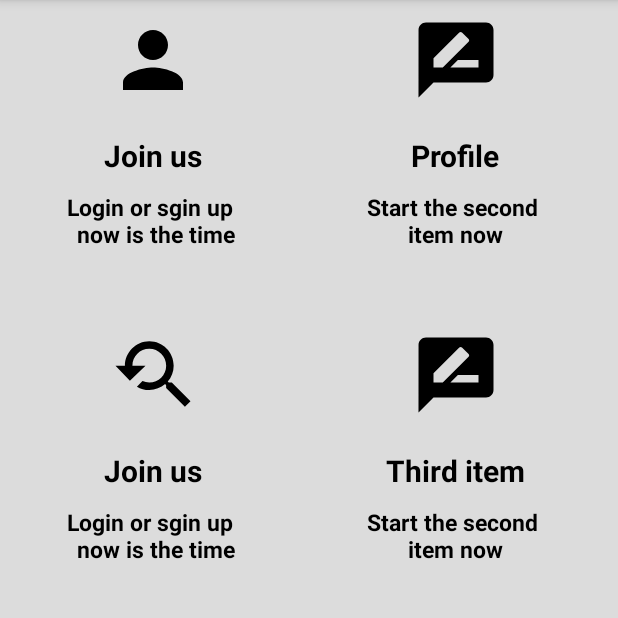
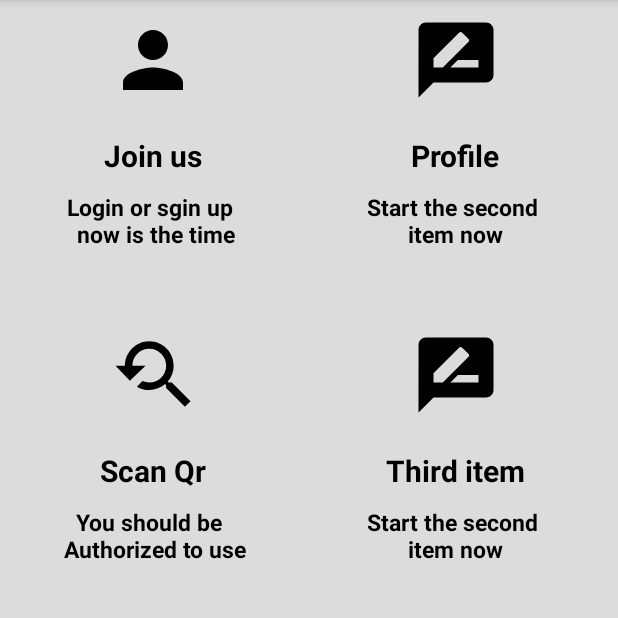
Before and after one commit to havefun77612/Attendance-System, an Android app: the MainPage screen opened directly, with no data from a screen before it, on a phone screen of 412 x 824 dp, the part 84-702 px from its top. Run offline under Robolectric (Android 15) with nearby library versions, the phone set to English and light mode, and no system bars; our stand-ins replace Firebase (no records; nobody signed in at launch, a user with empty details on screens opened directly).

Commit message:
adding log out feature &&  adding ability to change profile pics any number of times && adding the Firebase Cloud Function infrastructure with two testing methods addMessage & toUppperCase in Node.js

```diff
--- a/app/build.gradle
+++ b/app/build.gradle
@@ -26,6 +26,7 @@ dependencies {
     implementation 'androidx.constraintlayout:constraintlayout:1.1.3'
     implementation 'com.google.firebase:firebase-database:16.0.4'
     implementation 'com.google.firebase:firebase-storage:16.0.4'
+    implementation 'com.google.firebase:firebase-functions:16.1.3'
     testImplementation 'junit:junit:4.12'
     androidTestImplementation 'androidx.test:runner:1.1.1'
     androidTestImplementation 'androidx.test.espresso:espresso-core:3.1.1'
--- a/app/src/main/java/com/havefun/attendancesystem/MainPage.java
+++ b/app/src/main/java/com/havefun/attendancesystem/MainPage.java
@@ -3,24 +3,32 @@ package com.havefun.attendancesystem;
 import android.content.Intent;
 import android.os.Build;
 import android.os.Bundle;
+import android.view.Menu;
+import android.view.MenuInflater;
+import android.view.MenuItem;
 import android.view.View;
 import android.widget.LinearLayout;
 import android.widget.Toast;
 
+import androidx.annotation.NonNull;
 import androidx.appcompat.app.ActionBarDrawerToggle;
 import androidx.appcompat.app.AppCompatActivity;
 import androidx.appcompat.widget.Toolbar;
 import androidx.core.view.GravityCompat;
 import androidx.drawerlayout.widget.DrawerLayout;
 
+import com.google.android.material.navigation.NavigationView;
+import com.google.firebase.auth.FirebaseAuth;
+import com.google.firebase.auth.FirebaseUser;
 import com.havefun.attendancesystem.QR.ScanQr;
 
 
-public class MainPage extends AppCompatActivity {
+public class MainPage extends AppCompatActivity implements NavigationView.OnNavigationItemSelectedListener {
     Toolbar toolbar;
     DrawerLayout drawer;
     ActionBarDrawerToggle toggle;
     LinearLayout loginactivity,profile_page,Scaner;
+    FirebaseUser user;
 
     @Override
     protected void onCreate(Bundle savedInstanceState) {
@@ -29,10 +37,27 @@ public class MainPage extends AppCompatActivity {
         initializeVars();
         addListners();
     }
+    @Override
+    public boolean onNavigationItemSelected(@NonNull MenuItem item) {
+        // Handle navigation view item clicks here.
+        switch (item.getItemId()) {
 
+            case R.id.menulogout: {
+                logOut();
+                break;
+            }
+        }
 
+        return true;
+    }
+    /*
+**** User info Handling
+ */
 
-
+private void logOut(){
+    Toast.makeText(this, "Done", Toast.LENGTH_SHORT).show();
+    FirebaseAuth.getInstance().signOut();
+}
     /*
      ** Initialization Stage
      */
@@ -41,12 +66,14 @@ public class MainPage extends AppCompatActivity {
         profile_page=(LinearLayout)findViewById(R.id.profile_page);
         Scaner=(LinearLayout)findViewById(R.id.Scaner);
         toolbar =(Toolbar) findViewById(R.id.toolbar);
+        user= FirebaseAuth.getInstance().getCurrentUser();
         setSupportActionBar(toolbar);
         drawer = (DrawerLayout) findViewById(R.id.drawer_layout);
         toggle = new ActionBarDrawerToggle(this, drawer, toolbar, R.string.navigation_drawer_open, R.string.navigation_drawer_Close);
         drawer.addDrawerListener(toggle);
         toggle.syncState();
-
+        NavigationView navigationView = (NavigationView) findViewById(R.id.draw_dev);
+        navigationView.setNavigationItemSelectedListener(this);
     }
     private void addListners() {
         loginactivity.setOnClickListener(new View.OnClickListener() {
@@ -71,6 +98,7 @@ public class MainPage extends AppCompatActivity {
                 finish();
             }
         });
+
     }
     @Override
     public void onBackPressed() {
--- /dev/null
+++ b/app/src/main/res/drawable/menu_logout.xml
@@ -0,0 +1,9 @@
+<vector xmlns:android="http://schemas.android.com/apk/res/android"
+        android:width="24dp"
+        android:height="24dp"
+        android:viewportWidth="24.0"
+        android:viewportHeight="24.0">
+    <path
+        android:fillColor="#FF000000"
+        android:pathData="M19,3h-4.18C14.4,1.84 13.3,1 12,1c-1.3,0 -2.4,0.84 -2.82,2L5,3c-1.1,0 -2,0.9 -2,2v14c0,1.1 0.9,2 2,2h14c1.1,0 2,-0.9 2,-2L21,5c0,-1.1 -0.9,-2 -2,-2zM12,3c0.55,0 1,0.45 1,1s-0.45,1 -1,1 -1,-0.45 -1,-1 0.45,-1 1,-1zM16,15h-4v3l-5,-5 5,-5v3h4v4z"/>
+</vector>
--- a/app/src/main/res/layout/main_page.xml
+++ b/app/src/main/res/layout/main_page.xml
@@ -138,7 +138,7 @@
                         android:layout_height="wrap_content"
                         android:layout_gravity="center"
                         android:layout_marginTop="20dp"
-                        android:text="Join us"
+                        android:text="Scan Qr"
                         android:textColor="@color/blackTextColor"
                         android:textSize="20sp"
                         android:textStyle="bold" />
@@ -148,7 +148,7 @@
                         android:layout_height="wrap_content"
                         android:layout_gravity="center"
                         android:layout_marginTop="10dp"
-                        android:text="Login or sgin up \n now is the time"
+                        android:text="You should be \n Authorized to use"
                         android:textAlignment="center"
                         android:textColor="@color/blackTextColor"
                         android:textSize="15sp"
@@ -199,6 +199,7 @@
         <!-- your content layout -->
 
         <com.google.android.material.navigation.NavigationView
+            android:id="@+id/draw_dev"
             android:layout_width="wrap_content"
             android:layout_height="match_parent"
             android:layout_gravity="start"
--- a/app/src/main/res/menu/drawer_menu.xml
+++ b/app/src/main/res/menu/drawer_menu.xml
@@ -28,6 +28,10 @@
                 android:id="@+id/menusend"
                 android:icon="@drawable/menu_send"
                 android:title="Send" />
+            <item
+                android:id="@+id/menulogout"
+                android:icon="@drawable/menu_logout"
+                android:title="Log out" />
         </menu>
 
     </item>
```
Also changed, not shown: app/src/main/java/com/havefun/attendancesystem/FireBaseStorage.java (+58 -18 lines), app/src/main/java/com/havefun/attendancesystem/ProfileActivity.java (+61 -0 lines), app/src/main/java/com/havefun/attendancesystem/WriteToFirebase.java (+14 -0 lines), 1 other file.
